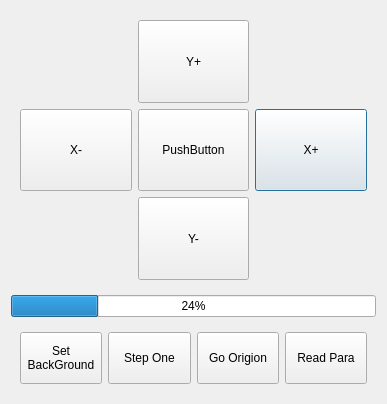
Before: the Qt Designer form calibrator.ui in LXYYY/JDRobot2017_Kinect, drawn with Qt 5.
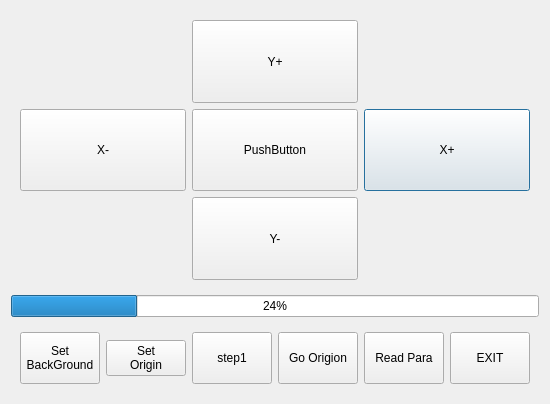
After: the same form once the commit is applied.

What changed in the file:
```diff
--- a/calibrator.ui
+++ b/calibrator.ui
@@ -6,7 +6,7 @@
    <rect>
     <x>0</x>
     <y>0</y>
-    <width>387</width>
+    <width>469</width>
     <height>404</height>
    </rect>
   </property>
@@ -120,6 +120,14 @@
         </property>
        </widget>
       </item>
+      <item>
+       <widget class="QPushButton" name="pushButton_9">
+        <property name="text">
+         <string>Set
+Origin</string>
+        </property>
+       </widget>
+      </item>
       <item>
        <widget class="QPushButton" name="pushButton_6">
         <property name="sizePolicy">
@@ -129,7 +137,7 @@
          </sizepolicy>
         </property>
         <property name="text">
-         <string>Step One</string>
+         <string>step1</string>
         </property>
        </widget>
       </item>
@@ -159,6 +167,19 @@
         </property>
        </widget>
       </item>
+      <item>
+       <widget class="QPushButton" name="pushButton_10">
+        <property name="sizePolicy">
+         <sizepolicy hsizetype="Expanding" vsizetype="Expanding">
+          <horstretch>0</horstretch>
+          <verstretch>0</verstretch>
+         </sizepolicy>
+        </property>
+        <property name="text">
+         <string>EXIT</string>
+        </property>
+       </widget>
+      </item>
      </layout>
     </widget>
    </item>
```
